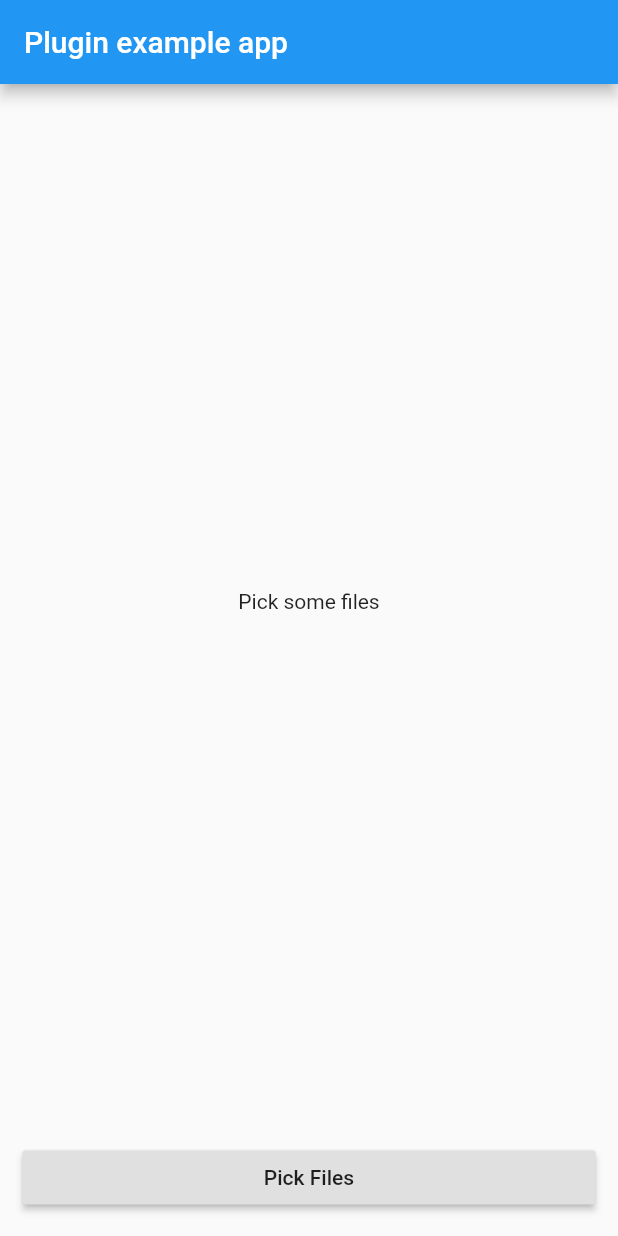
After one commit to MichaelKMalak/pick-files-flutter-web, a Flutter app: the screen it shows after launch, after a tap on "Pick Files", on a phone screen of 412 x 824 dp. The commit adds this screen. Run offline on Flutter 3.47's test engine with Material 2 defaults, Android fonts, the phone set to English and light mode, and no system bars; missing offline and left inert: dart:html, file_picker_web.

Commit message:
Allow mobile with web

```diff
--- a/lib/main.dart
+++ b/lib/main.dart
@@ -1,79 +1,12 @@
-// ignore: avoid_web_libraries_in_flutter
-import 'dart:html';
-
-import 'package:file_picker_web/file_picker_web.dart';
+import 'package:flutter/foundation.dart' show kIsWeb;
 import 'package:flutter/material.dart';
+import 'package:webfilepicker/pick_files_mobile.dart';
+import 'package:webfilepicker/pick_files_web.dart';
 
 void main() {
-  runApp(MyApp());
-}
-
-class MyApp extends StatefulWidget {
-  @override
-  _MyAppState createState() => _MyAppState();
-}
-
-class _MyAppState extends State<MyApp> {
-  List<File> _files = [];
-
-  void _pickFiles() async {
-    final File newFile = await FilePicker.getFile();
-    _files.add(newFile);
-    setState(() {});
-  }
-
-  @override
-  Widget build(BuildContext context) {
-    return MaterialApp(
-      home: Scaffold(
-        appBar: AppBar(
-          title: const Text('Plugin example app'),
-        ),
-        body: Center(
-          child: Column(
-            mainAxisAlignment: MainAxisAlignment.center,
-            crossAxisAlignment: CrossAxisAlignment.stretch,
-            children: <Widget>[
-              Expanded(
-                child: _files.isNotEmpty
-                    ? ListView.separated(
-                        itemBuilder: (BuildContext context, int index) => Text(
-                            "name: " +
-                                _files[index].name +
-                                "    ||    " +
-                                "type: " +
-                                _files[index].type +
-                                "    ||    " +
-                                "size: " +
-                                _files[index].size.toString() +
-                                "    ||    " +
-                                "last modified: " +
-                                _files[index]
-                                    .lastModifiedDate
-                                    .toIso8601String()),
-                        itemCount: _files.length,
-                        separatorBuilder: (_, __) => const Divider(
-                          thickness: 5.0,
-                        ),
-                      )
-                    : Center(
-                        child: Text(
-                          'Pick some files',
-                          textAlign: TextAlign.center,
-                        ),
-                      ),
-              ),
-              Padding(
-                padding: const EdgeInsets.all(15.0),
-                child: RaisedButton(
-                  onPressed: _pickFiles,
-                  child: Text('Pick Files'),
-                ),
-              )
-            ],
-          ),
-        ),
-      ),
-    );
+  if (kIsWeb) {
+    runApp(PickFilesWeb());
+  } else {
+    runApp(PickFilesMobile());
   }
 }
--- /dev/null
+++ b/lib/pick_files_web.dart
@@ -0,0 +1,75 @@
+// ignore: avoid_web_libraries_in_flutter
+import 'dart:html';
+
+import 'package:file_picker_web/file_picker_web.dart';
+import 'package:flutter/material.dart';
+
+class PickFilesWeb extends StatefulWidget {
+  @override
+  _PickFilesWebState createState() => _PickFilesWebState();
+}
+
+class _PickFilesWebState extends State<PickFilesWeb> {
+  List<File> _files = [];
+
+  void _pickFiles() async {
+    final File newFile = await FilePicker.getFile();
+    _files.add(newFile);
+    setState(() {});
+  }
+
+  @override
+  Widget build(BuildContext context) {
+    return MaterialApp(
+      home: Scaffold(
+        appBar: AppBar(
+          title: const Text('Plugin example app'),
+        ),
+        body: Center(
+          child: Column(
+            mainAxisAlignment: MainAxisAlignment.center,
+            crossAxisAlignment: CrossAxisAlignment.stretch,
+            children: <Widget>[
+              Expanded(
+                child: _files.isNotEmpty
+                    ? ListView.separated(
+                        itemBuilder: (BuildContext context, int index) => Text(
+                            "name: " +
+                                _files[index].name +
+                                "    ||    " +
+                                "type: " +
+                                _files[index].type +
+                                "    ||    " +
+                                "size: " +
+                                _files[index].size.toString() +
+                                "    ||    " +
+                                "last modified: " +
+                                _files[index]
+                                    .lastModifiedDate
+                                    .toIso8601String()),
+                        itemCount: _files.length,
+                        separatorBuilder: (_, __) => const Divider(
+                          thickness: 5.0,
+                        ),
+                      )
+                    : Center(
+                        child: Text(
+                          'Pick some files',
+                          textAlign: TextAlign.center,
+                        ),
+                      ),
+              ),
+              Padding(
+                padding: const EdgeInsets.all(15.0),
+                child: RaisedButton(
+                  onPressed: _pickFiles,
+                  child: Text('Pick Files'),
+                ),
+              )
+            ],
+          ),
+        ),
+      ),
+    );
+  }
+}
--- a/pubspec.yaml
+++ b/pubspec.yaml
@@ -6,7 +6,7 @@ publish_to: 'none'
 version: 1.0.0+1
 
 environment:
-  sdk: ">=2.7.0 <3.0.0"
+  sdk: ">=2.6.0 <3.0.0"
 
 dependencies:
   flutter:
```
Also changed, not shown: lib/pick_files_mobile.dart (added, +15 -0 lines), 1 other file.
